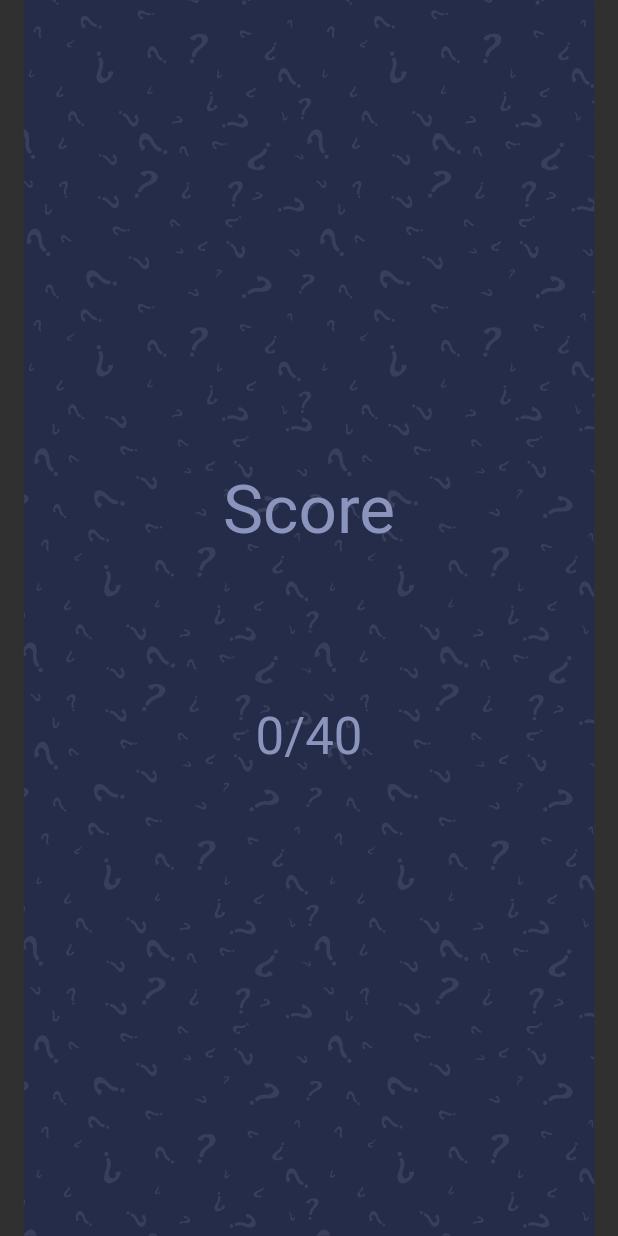
After one commit to jiho5993/hi-flutter, a Flutter app: the ScoreScreen screen opened directly, on a phone screen of 412 x 824 dp. The commit adds this screen. Run offline on Flutter 3.47's test engine with Material 2 defaults, Android fonts, the phone set to English and light mode, and no system bars; our stand-ins replace flutter_svg, get.

Commit message:
score screen

```diff
--- a/lib/controllers/question_controller.dart
+++ b/lib/controllers/question_controller.dart
@@ -1,8 +1,9 @@
 import 'package:flutter/animation.dart';
 import 'package:flutter/material.dart';
-import 'package:get/get_state_manager/get_state_manager.dart';
+import 'package:get/get.dart';
 import 'package:get/state_manager.dart';
 import 'package:quiz_app/models/Questions.dart';
+import 'package:quiz_app/screens/score/score_screen.dart';
 
 class QuestionController extends GetxController with SingleGetTickerProviderMixin {
   // Lets animated our progress bar
@@ -101,6 +102,9 @@ class QuestionController extends GetxController with SingleGetTickerProviderMixi
       // Once timer is finish go to the next question
       _animationController.forward().whenComplete(nextQuestion);
     }
+    else {
+      Get.to(ScoreScreen());
+    }
   }
 
   void updateTheQnNum(int index) {
--- a/lib/main.dart
+++ b/lib/main.dart
@@ -1,5 +1,7 @@
 import 'package:flutter/material.dart';
+import 'package:get/get_navigation/src/root/get_material_app.dart';
 import 'package:quiz_app/screens/quiz/quiz_screen.dart';
+import 'package:quiz_app/screens/score/score_screen.dart';
 import 'package:quiz_app/screens/welcome/welcome_screen.dart';
 
 void main() {
@@ -10,11 +12,11 @@ class MyApp extends StatelessWidget {
   // This widget is the root of your application.
   @override
   Widget build(BuildContext context) {
-    return MaterialApp(
+    return GetMaterialApp(
       title: 'Quiz App',
       debugShowCheckedModeBanner: false,
       theme: ThemeData.dark(),
-      home: QuizScreen(),
+      home: WelcomeScreen(),
     );
   }
 }
--- /dev/null
+++ b/lib/screens/score/score_screen.dart
@@ -0,0 +1,41 @@
+import 'package:flutter/material.dart';
+import 'package:flutter_svg/flutter_svg.dart';
+import 'package:get/get.dart';
+import 'package:quiz_app/constants.dart';
+import 'package:quiz_app/controllers/question_controller.dart';
+
+class ScoreScreen extends StatelessWidget {
+  @override
+  Widget build(BuildContext context) {
+    QuestionController _qnController = Get.put(QuestionController());
+    return Scaffold(
+      body: Stack(
+        fit: StackFit.expand,
+        children: [
+          SvgPicture.asset("assets/icons/bg.svg", height: 1000, width: 30),
+          Column(
+            children: [
+              Spacer(flex: 3),
+              Text(
+                "Score",
+                style: Theme.of(context)
+                    .textTheme
+                    .headline3
+                    .copyWith(color: kSecondaryColor)
+              ),
+              Spacer(),
+              Text(
+                "${_qnController.numOfCorrectAns * 10}/${_qnController.questions.length * 10}",
+                style: Theme.of(context)
+                    .textTheme
+                    .headline4
+                    .copyWith(color: kSecondaryColor),
+              ),
+              Spacer(flex: 3)
+            ],
+          )
+        ]
+      )
+    );
+  }
+}
--- a/lib/screens/welcome/welcome_screen.dart
+++ b/lib/screens/welcome/welcome_screen.dart
@@ -1,6 +1,8 @@
 import 'package:flutter/material.dart';
 import 'package:flutter_svg/svg.dart';
+import 'package:get/get.dart';
 import 'package:quiz_app/constants.dart';
+import 'package:quiz_app/screens/quiz/quiz_screen.dart';
 
 class WelcomeScreen extends StatelessWidget {
   @override
@@ -34,7 +36,7 @@ class WelcomeScreen extends StatelessWidget {
                   ),
                   Spacer(),
                   InkWell(
-                    onTap: () {},
+                    onTap: () => Get.to(QuizScreen()),
                     child: Container(
                       width: double.infinity,
                       alignment: Alignment.center,
```
